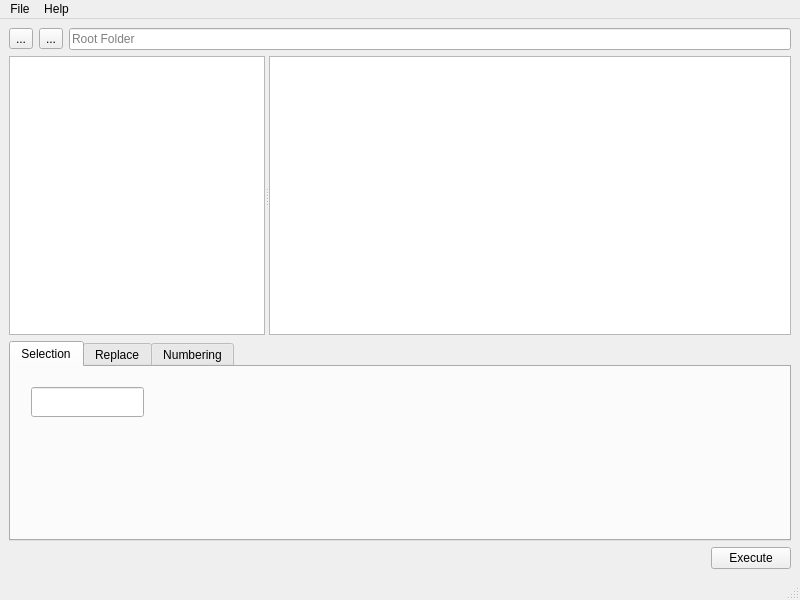
Above: src/mainwindow.ui from darenliang/resauce before the change. Below: the same form after it.
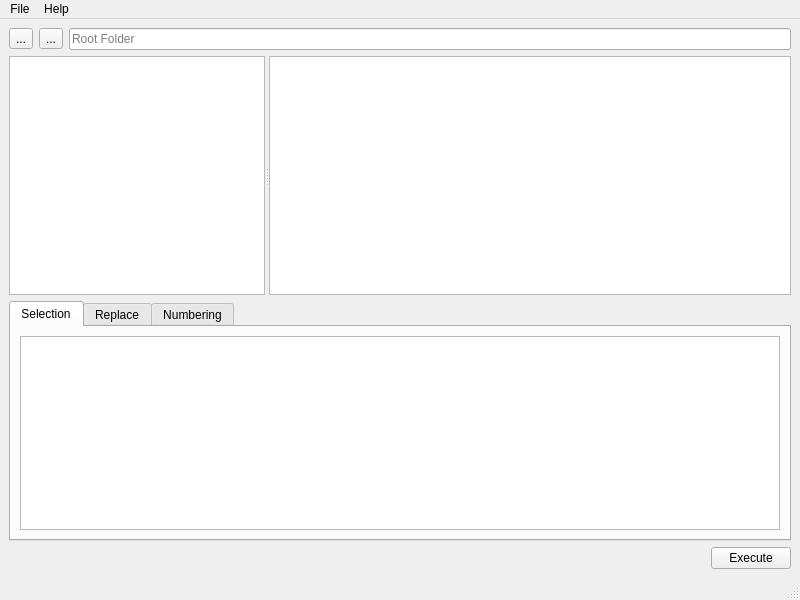
That is the form after the change. Icons and pictures are not drawn.

Commit message: Add table view for filters

```diff
--- a/src/mainwindow.ui
+++ b/src/mainwindow.ui
@@ -155,16 +155,11 @@
          <attribute name="title">
           <string>Selection</string>
          </attribute>
-         <widget class="QLineEdit" name="lineEdit">
-          <property name="geometry">
-           <rect>
-            <x>20</x>
-            <y>20</y>
-            <width>113</width>
-            <height>30</height>
-           </rect>
-          </property>
-         </widget>
+         <layout class="QGridLayout" name="gridLayout">
+          <item row="0" column="0">
+           <widget class="QTableView" name="filterTable"/>
+          </item>
+         </layout>
         </widget>
         <widget class="QWidget" name="replaceTab">
          <attribute name="title">
```
Left out of the diff: 5 changed lines with no effect on the pictures. The commit also changes 2 other files.
